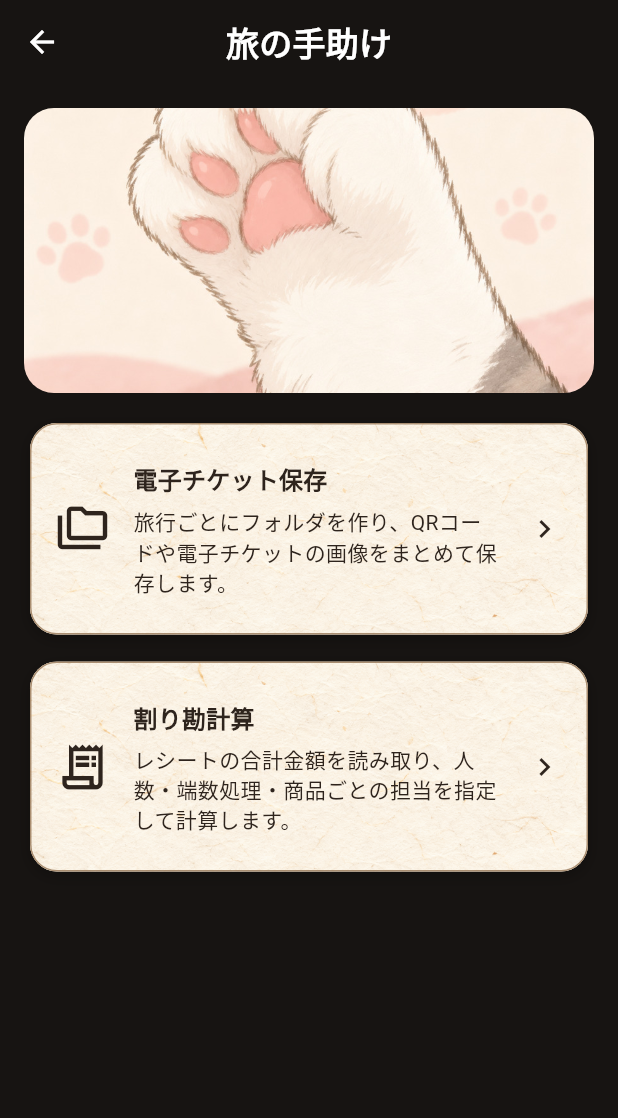
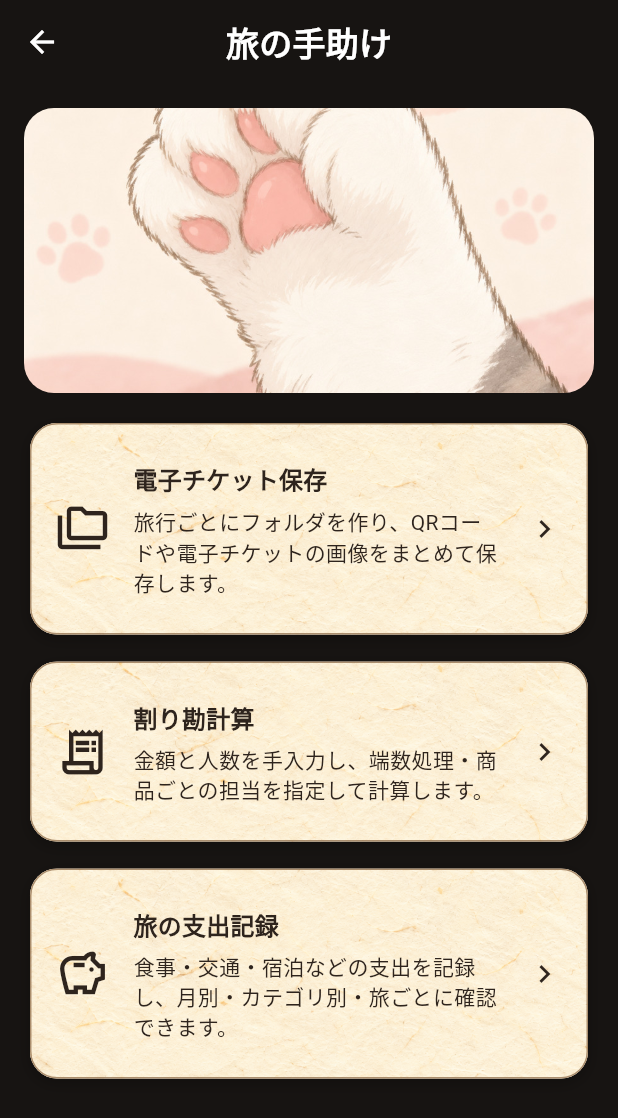
Before and after one commit to neconoteentertainment/nekotomatatabi, a Flutter app: the screen it shows after launch, after a tap on the "chevron right" icon, after a tap on "旅の手助け", on a phone screen of 412 x 824 dp. Shown: the top 1118 px of the screen. Run offline on Flutter 3.47's test engine with Material 3 defaults, Android fonts, the phone set to English and light mode, and no system bars; our stand-ins replace audioplayers, camera, geolocator, image_picker, qr_flutter, shared_preferences; missing offline and left inert: gal, mobile_scanner.

Commit message:
旅の支出記録を追加しレシートOCRを削除

```diff
--- /dev/null
+++ b/lib/models/travel_expense.dart
@@ -0,0 +1,46 @@
+const expenseCategories = <String>[
+  '食事',
+  '交通',
+  '宿泊',
+  'お土産',
+  '入場・体験',
+  'その他',
+];
+
+class TravelExpense {
+  const TravelExpense({
+    required this.id,
+    required this.amount,
+    required this.category,
+    required this.date,
+    required this.memo,
+    required this.tripName,
+  });
+
+  final String id;
+  final int amount;
+  final String category;
+  final DateTime date;
+  final String memo;
+  final String tripName;
+
+  Map<String, dynamic> toJson() => {
+        'id': id,
+        'amount': amount,
+        'category': category,
+        'date': date.toIso8601String(),
+        'memo': memo,
+        'tripName': tripName,
+      };
+
+  factory TravelExpense.fromJson(Map<String, dynamic> json) => TravelExpense(
+        id: json['id'] as String? ?? DateTime.now().microsecondsSinceEpoch.toString(),
+        amount: (json['amount'] as num?)?.toInt() ?? 0,
+        category: expenseCategories.contains(json['category'])
+            ? json['category'] as String
+            : 'その他',
+        date: DateTime.tryParse(json['date'] as String? ?? '') ?? DateTime.now(),
+        memo: json['memo'] as String? ?? '',
+        tripName: json['tripName'] as String? ?? '',
+      );
+}
--- a/lib/screens/home_screen.dart
+++ b/lib/screens/home_screen.dart
@@ -116,8 +116,8 @@ class _HomeScreenState extends State<HomeScreen> {
                                   image: 'assets/home/card_assist.jpg',
                                   icon: Icons.backpack_outlined,
                                   title: '旅の手助け',
-                                  subtitle: '電子チケット保存と\n割り勘計算',
-                                  onTap: () => _push(const TravelAssistScreen()),
+                                  subtitle: 'チケット・割り勘・\n支出記録',
+                                  onTap: () => _push(TravelAssistScreen(repository: repository)),
                                 ),
                                 _HomeCardData(
                                   image: 'assets/home/card_stamp.png',
@@ -474,7 +474,7 @@ class _HelpDialog extends StatelessWidget {
             '1. 「旅の思い出を記録する」で現在地を取得します。\n\n'
             '2. 周辺候補から訪問した場所を登録します。\n\n'
             '3. 「写真を撮る」で猫スタンプや文字を複数重ねて撮影できます。\n\n'
-            '4. 「旅の手助け」で電子チケット画像の整理や割り勘計算ができます。\n\n'
+            '4. 「旅の手助け」で電子チケットの整理、割り勘計算、旅の支出記録ができます。\n\n'
             '5. スタンプは「スタンプ登録」で4個まで登録できます。\n\n'
             '6. 「旅の予定を立てる」で1日のスケジュールを作成し、QRコードで共有できます。\n\n'
             '7. 「旅の思い出を振り返る」で一覧・都道府県・年月から確認できます。',
--- a/lib/screens/travel_assist_screen.dart
+++ b/lib/screens/travel_assist_screen.dart
@@ -2,11 +2,14 @@ import 'package:flutter/material.dart';
 
 import '../widgets/app_scaffold.dart';
 import '../widgets/washi_surface.dart';
+import '../services/app_repository.dart';
 import 'split_bill_screen.dart';
 import 'ticket_storage_screen.dart';
+import 'travel_expense_screen.dart';
 
 class TravelAssistScreen extends StatelessWidget {
-  const TravelAssistScreen({super.key});
+  const TravelAssistScreen({super.key, required this.repository});
+  final AppRepository repository;
 
   void _push(BuildContext context, Widget screen) {
     Navigator.of(context).push(MaterialPageRoute(builder: (_) => screen));
@@ -50,10 +53,24 @@ class TravelAssistScreen extends StatelessWidget {
               title: const Text('割り勘計算', style: TextStyle(fontWeight: FontWeight.bold)),
               subtitle: const Padding(
                 padding: EdgeInsets.only(top: 6),
-                child: Text('レシートの合計金額を読み取り、人数・端数処理・商品ごとの担当を指定して計算します。'),
+                child: Text('金額と人数を手入力し、端数処理・商品ごとの担当を指定して計算します。'),
               ),
               trailing: const Icon(Icons.chevron_right),
-              onTap: () => _push(context, const SplitBillScreen()),
+              onTap: () => _push(context, SplitBillScreen(repository: repository)),
+            ),
+          ),
+          const SizedBox(height: 10),
+          WashiCard(
+            child: ListTile(
+              contentPadding: const EdgeInsets.all(16),
+              leading: const Icon(Icons.savings_outlined, size: 36),
+              title: const Text('旅の支出記録', style: TextStyle(fontWeight: FontWeight.bold)),
+              subtitle: const Padding(
+                padding: EdgeInsets.only(top: 6),
+                child: Text('食事・交通・宿泊などの支出を記録し、月別・カテゴリ別・旅ごとに確認できます。'),
+              ),
+              trailing: const Icon(Icons.chevron_right),
+              onTap: () => _push(context, TravelExpenseScreen(repository: repository)),
             ),
           ),
         ],
--- a/lib/services/storage_service.dart
+++ b/lib/services/storage_service.dart
@@ -7,12 +7,14 @@ import 'package:shared_preferences/shared_preferences.dart';
 
 import '../models/travel_memory.dart';
 import '../models/travel_plan.dart';
+import '../models/travel_expense.dart';
 
 class StorageService {
   // 既存ユーザーのデータをアップデート後も引き継ぐため、キー名は変更しない。
   static const _memoriesKey = 'travel_memories_v1';
   static const _stampPathsKey = 'stamp_paths_v1';
   static const _travelPlansKey = 'travel_plans_v1';
+  static const _travelExpensesKey = 'travel_expenses_v1';
   static const _bgmEnabledKey = 'bgm_enabled_v1';
   static const _bgmTrackKey = 'bgm_track_v1';
 
@@ -104,6 +106,31 @@ class StorageService {
     );
   }
 
+  Future<List<TravelExpense>> loadTravelExpenses() async {
+    final prefs = await SharedPreferences.getInstance();
+    final raw = prefs.getString(_travelExpensesKey);
+    if (raw == null || raw.isEmpty) return [];
+    try {
+      final data = jsonDecode(raw) as List<dynamic>;
+      final expenses = data
+          .map((e) => TravelExpense.fromJson(Map<String, dynamic>.from(e as Map)))
+          .where((e) => e.amount > 0)
+          .toList();
+      expenses.sort((a, b) => b.date.compareTo(a.date));
+      return expenses;
+    } catch (_) {
+      return [];
+    }
+  }
+
+  Future<void> saveTravelExpenses(List<TravelExpense> expenses) async {
+    final prefs = await SharedPreferences.getInstance();
+    await prefs.setString(
+      _travelExpensesKey,
+      jsonEncode(expenses.map((e) => e.toJson()).toList()),
+    );
+  }
+
   Future<bool> loadBgmEnabled() async {
     final prefs = await SharedPreferences.getInstance();
     return prefs.getBool(_bgmEnabledKey) ?? true;
--- a/pubspec.yaml
+++ b/pubspec.yaml
@@ -1,7 +1,7 @@
 name: nekotomatatabi
 description: ねことまた旅 - 猫と一緒に旅した気分で思い出を残す旅行記録アプリ
 publish_to: 'none'
-version: 0.12.1+14
+version: 0.13.0+15
 
 environment:
   sdk: '>=3.4.0 <4.0.0'
@@ -26,7 +26,6 @@ dependencies:
   mobile_scanner: ^7.1.2
   gal: ^2.3.3
   audioplayers: ^6.5.1
-  google_mlkit_text_recognition: ^0.15.0
 
 dev_dependencies:
   flutter_test:
```
Also changed, not shown: lib/screens/split_bill_screen.dart (+52 -124 lines), lib/screens/travel_expense_screen.dart (added, +368 -0 lines), lib/services/app_repository.dart (+22 -0 lines), assets/home/kabegami.png, pubspec.lock, 7 other files.
